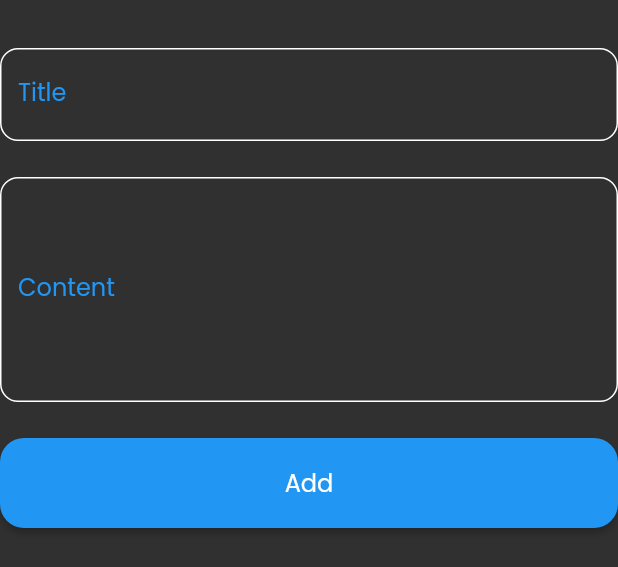
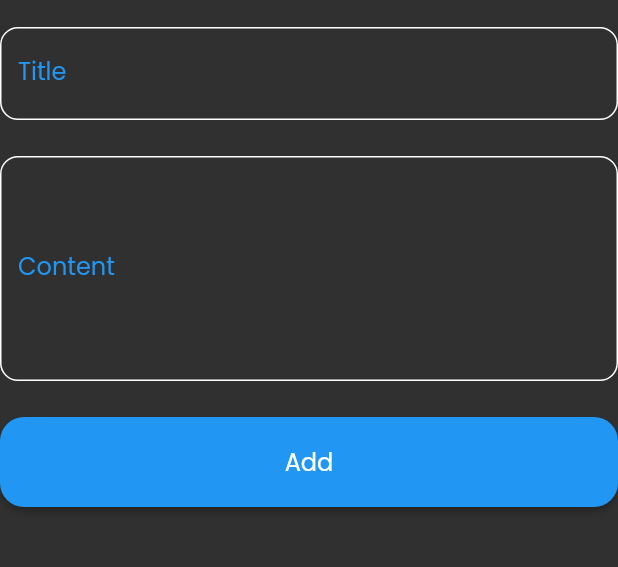
Before and after one commit to Beshoymoriis/notes_app, a Flutter app: the AddNoteForm widget shown alone on an empty page, opened directly, on a phone screen of 412 x 824 dp. Shown: the top 567 px of the screen. Run offline on Flutter 3.47's test engine with Material 2 defaults, Android fonts, the phone set to English and light mode, and no system bars; our stand-ins replace bloc, hive, hive_flutter; accounts and stored records are empty.

```diff
--- a/lib/widgets/note_view/add_note_bottom_sheet.dart
+++ b/lib/widgets/note_view/add_note_bottom_sheet.dart
@@ -38,7 +38,7 @@ class _AddNoteFormState extends State<AddNoteForm> {
       child: Column(
         children: [
           const SizedBox(
-            height: 32,
+            height: 18,
           ),
           CustomTextField(
             onSaved: (value) {
--- a/pubspec.yaml
+++ b/pubspec.yaml
@@ -28,20 +28,19 @@ environment:
 # the latest version available on pub.dev. To see which dependencies have newer
 # versions available, run `flutter pub outdated`.
 dependencies:
-
   cupertino_icons: ^1.0.2
   flutter:
     sdk: flutter
+  flutter_bloc: ^8.1.2
   hive: ^2.2.3
   hive_flutter: ^1.1.0
 
-
 dev_dependencies:
   build_runner: ^2.3.3
-  hive_generator: ^2.0.0
   flutter_lints: ^2.0.0
   flutter_test:
     sdk: flutter
+  hive_generator: ^2.0.0
 
 # For information on the generic Dart part of this file, see the
 # following page: https://dart.dev/tools/pub/pubspec
```
Also changed, not shown: lib/cubit/add_note_cubit/add_note_cubit.dart (added, +8 -0 lines), lib/cubit/add_note_cubit/add_note_state.dart (added, +16 -0 lines), pubspec.lock.
